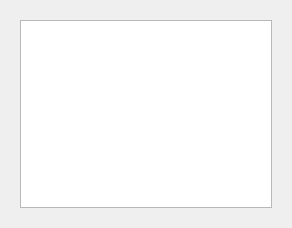
The window that localStationCS/flightswidget.ui (Gnoumy/RaspMeteo) describes before a commit, drawn with Qt 5.
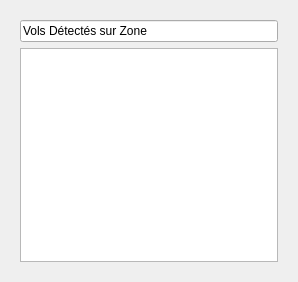
The same window after the commit.

Commit message: modif presentation widgtet

What changed in the file:
```diff
--- a/localStationCS/flightswidget.ui
+++ b/localStationCS/flightswidget.ui
@@ -6,20 +6,31 @@
    <rect>
     <x>0</x>
     <y>0</y>
-    <width>292</width>
-    <height>228</height>
+    <width>298</width>
+    <height>282</height>
    </rect>
   </property>
   <property name="windowTitle">
    <string>Form</string>
   </property>
-  <layout class="QVBoxLayout" name="verticalLayout">
+  <layout class="QVBoxLayout" name="verticalLayout_2">
    <item>
     <widget class="QStackedWidget" name="stackedWidget">
      <widget class="QWidget" name="page">
-      <layout class="QVBoxLayout" name="verticalLayout_2">
+      <layout class="QVBoxLayout" name="verticalLayout_3">
        <item>
-        <widget class="QTableWidget" name="m_pTableWidget"/>
+        <layout class="QVBoxLayout" name="verticalLayout">
+         <item>
+          <widget class="QLineEdit" name="lineEdit">
+           <property name="text">
+            <string>Vols Détectés sur Zone</string>
+           </property>
+          </widget>
+         </item>
+         <item>
+          <widget class="QTableWidget" name="m_pTableWidget"/>
+         </item>
+        </layout>
        </item>
       </layout>
      </widget>
```
Left out of the diff: 3 changed lines with no effect on the pictures. The commit also changes 1 other file.
